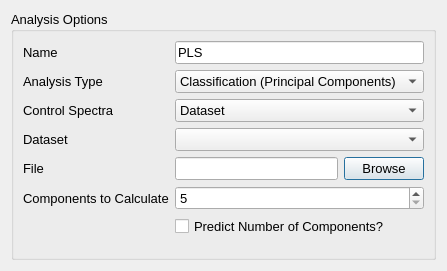
Old version of the form Vespucci/GUI/Analysis/plsdialog.ui in the repository VespucciProject/Vespucci.
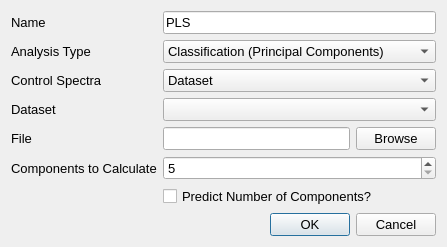
New version of the form.

The edit to the form file:
```diff
--- a/Vespucci/GUI/Analysis/plsdialog.ui
+++ b/Vespucci/GUI/Analysis/plsdialog.ui
@@ -7,7 +7,7 @@
     <x>0</x>
     <y>0</y>
     <width>447</width>
-    <height>271</height>
+    <height>243</height>
    </rect>
   </property>
   <property name="font">
@@ -18,13 +18,21 @@
   <property name="windowTitle">
    <string>Partial Least Squares</string>
   </property>
-  <layout class="QVBoxLayout" name="verticalLayout">
-   <item>
-    <widget class="QGroupBox" name="groupBox_2">
-     <property name="title">
-      <string>Analysis Options</string>
-     </property>
      <layout class="QFormLayout" name="formLayout">
+   <item row="0" column="0">
+    <widget class="QLabel" name="nameLabel">
+     <property name="text">
+      <string>Name</string>
+     </property>
+    </widget>
+   </item>
+   <item row="0" column="1">
+    <widget class="QLineEdit" name="nameLineEdit">
+     <property name="text">
+      <string>PLS</string>
+     </property>
+    </widget>
+   </item>
       <item row="1" column="0">
        <widget class="QLabel" name="label_5">
         <property name="text">
@@ -120,21 +128,11 @@
         </property>
        </widget>
       </item>
-      <item row="0" column="0">
-       <widget class="QLabel" name="label">
-        <property name="text">
-         <string>Name</string>
-        </property>
-       </widget>
-      </item>
-      <item row="0" column="1">
-       <widget class="QLineEdit" name="nameLineEdit">
-        <property name="text">
-         <string>PLS</string>
-        </property>
-       </widget>
-      </item>
-     </layout>
+   <item row="7" column="0" colspan="2">
+    <widget class="QDialogButtonBox" name="buttonBox">
+     <property name="standardButtons">
+      <set>QDialogButtonBox::Cancel|QDialogButtonBox::Ok</set>
+     </property>
     </widget>
    </item>
   </layout>
```
Left out of the diff: 4 changed lines with no effect on the pictures. Lines whose indentation alone changed are shown as unchanged.
